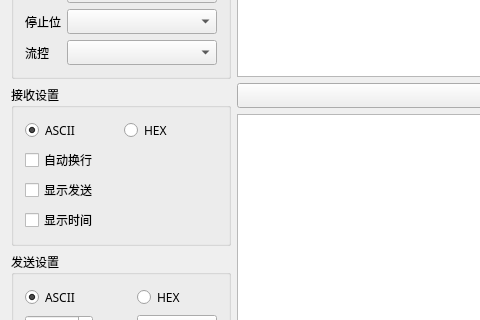
The window that monkey_serial/mainwindow.ui (horsdy/Monkey_Serial) describes before a commit, drawn with Qt 5; both pictures show x 0 to 480 and y 216 to 536 of the 891 by 621 pixel window.
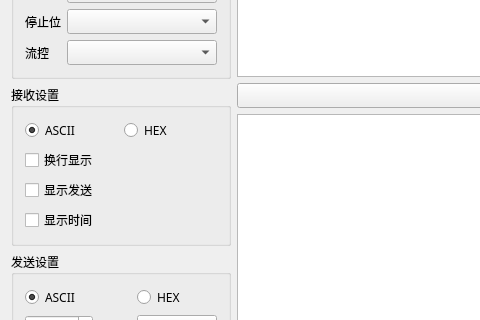
The same window after the commit. Icons and pictures are not drawn.

What changed in the file:
```diff
--- a/monkey_serial/mainwindow.ui
+++ b/monkey_serial/mainwindow.ui
@@ -146,7 +146,7 @@
          <item row="1" column="0">
           <widget class="QCheckBox" name="checkBox_newLine">
            <property name="text">
-            <string>自动换行</string>
+            <string>换行显示</string>
            </property>
           </widget>
          </item>
```
